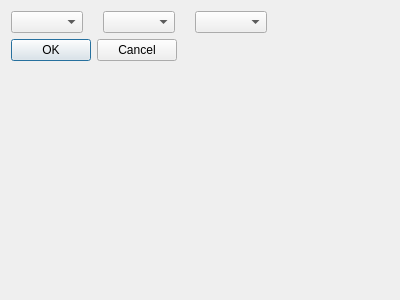
Above: web_service_plugin_dialog_base.ui from envirosolutionspl/integrator_uslug_danych_przestrzennych before the change. Below: the same form after it.
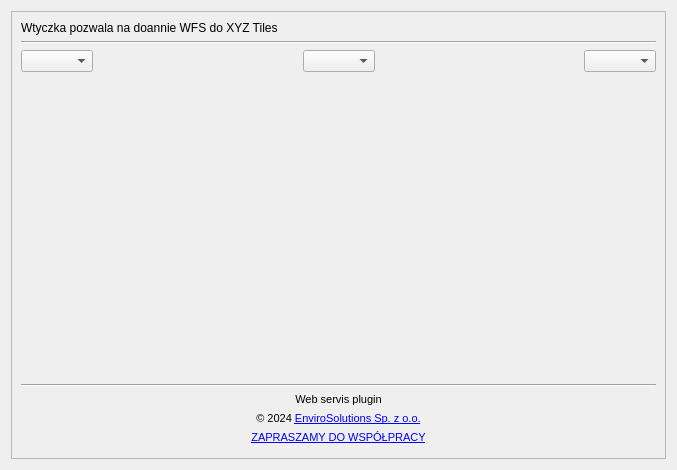
That is the form after the change. Icons and pictures are not drawn.

Commit message: Dodanie stopki i nagłówka

The edit to the form file:
```diff
--- a/web_service_plugin_dialog_base.ui
+++ b/web_service_plugin_dialog_base.ui
@@ -6,16 +6,54 @@
    <rect>
     <x>0</x>
     <y>0</y>
-    <width>400</width>
-    <height>300</height>
+    <width>677</width>
+    <height>470</height>
    </rect>
   </property>
   <property name="windowTitle">
    <string>web_service_plugin</string>
   </property>
-  <layout class="QFormLayout" name="formLayout">
+  <layout class="QGridLayout" name="gridLayout">
    <item row="0" column="0">
-    <layout class="QHBoxLayout" name="horizontalLayout">
+    <widget class="QScrollArea" name="scrollArea">
+     <property name="maximumSize">
+      <size>
+       <width>659</width>
+       <height>452</height>
+      </size>
+     </property>
+     <property name="widgetResizable">
+      <bool>true</bool>
+     </property>
+     <widget class="QWidget" name="scrollAreaWidgetContents_2">
+      <property name="geometry">
+       <rect>
+        <x>0</x>
+        <y>0</y>
+        <width>657</width>
+        <height>450</height>
+       </rect>
+      </property>
+      <layout class="QVBoxLayout" name="verticalLayout_35">
+       <item>
+        <widget class="QLabel" name="label_97">
+         <property name="text">
+          <string>Wtyczka pozwala na doannie WFS do XYZ Tiles</string>
+         </property>
+         <property name="scaledContents">
+          <bool>true</bool>
+         </property>
+        </widget>
+       </item>
+       <item>
+        <widget class="Line" name="line_42">
+         <property name="orientation">
+          <enum>Qt::Horizontal</enum>
+         </property>
+        </widget>
+       </item>
+       <item>
+        <layout class="QHBoxLayout" name="horizontalLayout_20">
      <item>
       <widget class="QComboBox" name="comboBox_wojewodztwa"/>
      </item>
@@ -51,29 +89,181 @@
      <item>
       <widget class="QComboBox" name="comboBox_gminy"/>
      </item>
+        </layout>
+       </item>
      <item>
-      <spacer name="horizontalSpacer_3">
+        <layout class="QVBoxLayout" name="verticalLayout_34">
+         <item>
+          <spacer name="verticalSpacer">
        <property name="orientation">
-        <enum>Qt::Horizontal</enum>
+            <enum>Qt::Vertical</enum>
        </property>
        <property name="sizeHint" stdset="0">
         <size>
-         <width>40</width>
-         <height>20</height>
+             <width>17</width>
+             <height>198</height>
         </size>
        </property>
       </spacer>
      </item>
-    </layout>
+         <item>
+          <widget class="Line" name="line_41">
+           <property name="orientation">
+            <enum>Qt::Horizontal</enum>
+           </property>
+          </widget>
+         </item>
+         <item>
+          <layout class="QHBoxLayout" name="Stopka">
+           <property name="spacing">
+            <number>5</number>
+           </property>
+           <property name="leftMargin">
+            <number>5</number>
+           </property>
+           <property name="topMargin">
+            <number>0</number>
+           </property>
+           <property name="rightMargin">
+            <number>5</number>
+           </property>
+           <property name="bottomMargin">
+            <number>5</number>
+           </property>
+           <item>
+            <widget class="QLabel" name="label_95">
+             <property name="maximumSize">
+              <size>
+               <width>60</width>
+               <height>60</height>
+              </size>
+             </property>
+             <property name="text">
+              <string/>
+             </property>
+             <property name="pixmap">
+              <pixmap>D:/pobieracz_danych_gugik-master/pobieracz_danych_gugik-master/img/pobieracz_logo.svg</pixmap>
+             </property>
+             <property name="scaledContents">
+              <bool>true</bool>
+             </property>
+             <property name="margin">
+              <number>5</number>
+             </property>
+            </widget>
+           </item>
+           <item>
+            <layout class="QGridLayout" name="gridLayout_11">
+             <property name="spacing">
+              <number>6</number>
+             </property>
+             <item row="1" column="0">
+              <widget class="QLabel" name="lbl_copyrights_3">
+               <property name="font">
+                <font>
+                 <pointsize>8</pointsize>
+                </font>
+               </property>
+               <property name="text">
+                <string>&lt;html&gt;&lt;head/&gt;&lt;body&gt;&lt;p&gt;© 2024 &lt;a href=&quot;http://www.envirosolutions.pl/&quot;&gt;&lt;span style=&quot; text-decoration: underline; color:#0000ff;&quot;&gt;EnviroSolutions Sp. z o.o.&lt;/span&gt;&lt;/a&gt;&lt;/p&gt;&lt;/body&gt;&lt;/html&gt;</string>
+               </property>
+               <property name="textFormat">
+                <enum>Qt::RichText</enum>
+               </property>
+               <property name="alignment">
+                <set>Qt::AlignCenter</set>
+               </property>
+               <property name="openExternalLinks">
+                <bool>true</bool>
+               </property>
+               <property name="textInteractionFlags">
+                <set>Qt::TextBrowserInteraction</set>
+               </property>
+              </widget>
    </item>
    <item row="2" column="0">
-    <widget class="QDialogButtonBox" name="button_box">
-     <property name="orientation">
-      <enum>Qt::Horizontal</enum>
-     </property>
-     <property name="standardButtons">
-      <set>QDialogButtonBox::Cancel|QDialogButtonBox::Ok</set>
-     </property>
+              <widget class="QLabel" name="lbl_email_3">
+               <property name="font">
+                <font>
+                 <pointsize>8</pointsize>
+                </font>
+               </property>
+               <property name="text">
+                <string>&lt;html&gt;&lt;head/&gt;&lt;body&gt;&lt;p&gt;&lt;a href=&quot;mailto:office@envirosolutions.pl&quot;&gt;&lt;span style=&quot; text-decoration: underline; color:#0000ff;&quot;&gt;ZAPRASZAMY DO WSPÓŁPRACY&lt;/span&gt;&lt;/a&gt;&lt;/p&gt;&lt;/body&gt;&lt;/html&gt;</string>
+               </property>
+               <property name="textFormat">
+                <enum>Qt::RichText</enum>
+               </property>
+               <property name="alignment">
+                <set>Qt::AlignCenter</set>
+               </property>
+               <property name="openExternalLinks">
+                <bool>true</bool>
+               </property>
+               <property name="textInteractionFlags">
+                <set>Qt::TextBrowserInteraction</set>
+               </property>
+              </widget>
+             </item>
+             <item row="0" column="0">
+              <widget class="QLabel" name="lbl_pluginVersion_3">
+               <property name="font">
+                <font>
+                 <pointsize>8</pointsize>
+                </font>
+               </property>
+               <property name="text">
+                <string>Web servis plugin</string>
+               </property>
+               <property name="alignment">
+                <set>Qt::AlignCenter</set>
+               </property>
+              </widget>
+             </item>
+            </layout>
+           </item>
+           <item>
+            <widget class="QLabel" name="label_96">
+             <property name="sizePolicy">
+              <sizepolicy hsizetype="Maximum" vsizetype="Minimum">
+               <horstretch>0</horstretch>
+               <verstretch>0</verstretch>
+              </sizepolicy>
+             </property>
+             <property name="maximumSize">
+              <size>
+               <width>60</width>
+               <height>60</height>
+              </size>
+             </property>
+             <property name="font">
+              <font>
+               <pointsize>19</pointsize>
+              </font>
+             </property>
+             <property name="mouseTracking">
+              <bool>true</bool>
+             </property>
+             <property name="text">
+              <string/>
+             </property>
+             <property name="pixmap">
+              <pixmap>D:/pobieracz_danych_gugik-master/pobieracz_danych_gugik-master/img/es_logo.svg</pixmap>
+             </property>
+             <property name="scaledContents">
+              <bool>true</bool>
+             </property>
+             <property name="margin">
+              <number>0</number>
+             </property>
+            </widget>
+           </item>
+          </layout>
+         </item>
+        </layout>
+       </item>
+      </layout>
+     </widget>
     </widget>
    </item>
   </layout>
```
Left out of the diff: 35 changed lines with no effect on the pictures. Lines whose indentation alone changed are shown as unchanged.
